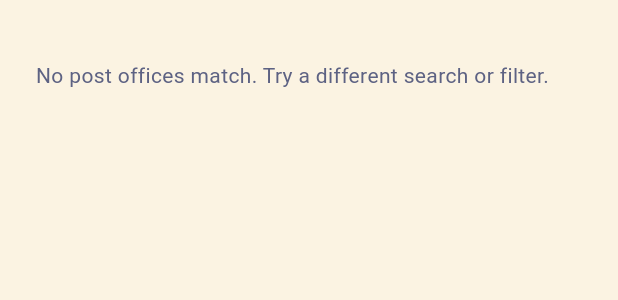
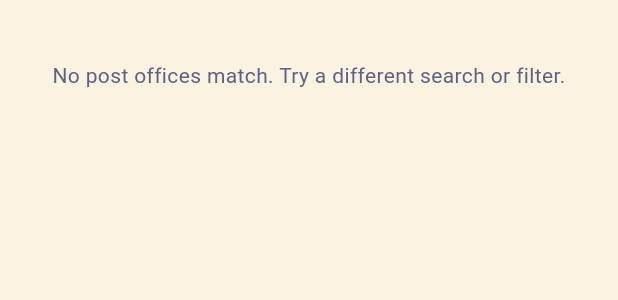
Before and after one commit to karnatakaphilatelist/karnatakaphilatelist, a Flutter app: the OfficeListView widget shown alone on an empty page, opened directly with empty values, on a phone screen of 412 x 824 dp. Shown: the top 300 px of the screen. Run offline on Flutter 3.47's test engine with Material 3 defaults, Android fonts, the phone set to English and light mode, and no system bars; our stand-ins replace flutter_local_notifications, flutter_map, geolocator, google_sign_in, image_picker, in_app_review and 4 more; missing offline and left inert: flutter_foreground_task, home_widget; accounts and stored records are empty; Roboto replaces fonts that are missing (Figtree).

Commit message:
Fix blank Explore office list + replace Flutter default app icon
The Explore screen's bottom sheet was rendering the drag handle and
then nothing: office_list.dart's ListView.separated was nested inside
a SliverToBoxAdapter/CustomScrollView, giving the inner ListView an
unbounded height (a ListView needs either shrinkWrap or a bounded
parent). That's an invalid layout, so the list silently failed to
render, leaving the white area under the handle the user saw.

Fix: drop the wrapping CustomScrollView/SliverToBoxAdapter entirely —
there's only one scrollable in that sheet, so OfficeListView now takes
the sheet's own scrollController directly and is the sheet's sole
scrollable (ListView.separated / ListView for the empty state).

Also replaced the Android + iOS launcher icons, which were still the
literal default Flutter-logo placeholders left over from `flutter
create` (the Flutter scaffold was generated once early in this
project and never had its icons swapped for the real brand — this is
not a deliberate rebrand, just an overlooked finishing step). Both
platforms now ship the same red/cream postmark icon already live on
the Capacitor app and the Play Store listing, generated at every
required size from store/graphics/app-icon-1024.png.

Co-Authored-By: Claude Sonnet 5 <noreply@anthropic.com>
Claude-Session: https://claude.ai/code/session_01NSU5CTeh2iukaLAEa4MAwB

```diff
--- a/flutter_app/lib/features/explore/explore_screen.dart
+++ b/flutter_app/lib/features/explore/explore_screen.dart
@@ -280,19 +280,13 @@ class _ExploreScreenState extends State<ExploreScreen> {
                           ),
                         ),
                         Expanded(
-                          child: CustomScrollView(
+                          child: OfficeListView(
                             controller: scrollController,
-                            slivers: [
-                              SliverToBoxAdapter(
-                                child: OfficeListView(
-                                  offices: listOffices,
-                                  selectedId: _selectedId,
-                                  onSelect: (id) => _openDetail(
-                                    listOffices.firstWhere((o) => o.id == id),
-                                  ),
-                                ),
-                              ),
-                            ],
+                            offices: listOffices,
+                            selectedId: _selectedId,
+                            onSelect: (id) => _openDetail(
+                              listOffices.firstWhere((o) => o.id == id),
+                            ),
                           ),
                         ),
                       ],
--- a/flutter_app/lib/features/explore/office_list.dart
+++ b/flutter_app/lib/features/explore/office_list.dart
@@ -9,27 +9,39 @@ class OfficeListView extends StatelessWidget {
   final List<OfficeWithStatus> offices;
   final int? selectedId;
   final ValueChanged<int> onSelect;
+  // The sheet's own DraggableScrollableSheet controller — passed straight to
+  // this list's ListView so there's exactly one scrollable in the sheet.
+  // (This used to be wrapped in an outer CustomScrollView/SliverToBoxAdapter
+  // in explore_screen.dart, which gave this inner ListView an unbounded
+  // height and crashed the sheet's layout — rendering as the blank white
+  // area below the drag handle. Single ListView, no wrapping sliver.)
+  final ScrollController? controller;
   const OfficeListView({
     super.key,
     required this.offices,
     required this.selectedId,
     required this.onSelect,
+    this.controller,
   });
 
   @override
   Widget build(BuildContext context) {
     if (offices.isEmpty) {
-      return const Padding(
-        padding: EdgeInsets.symmetric(horizontal: 24, vertical: 40),
-        child: Text(
-          'No post offices match. Try a different search or filter.',
-          textAlign: TextAlign.center,
-          style: TextStyle(color: AppColors.muted),
-        ),
+      return ListView(
+        controller: controller,
+        padding: const EdgeInsets.symmetric(horizontal: 24, vertical: 40),
+        children: const [
+          Text(
+            'No post offices match. Try a different search or filter.',
+            textAlign: TextAlign.center,
+            style: TextStyle(color: AppColors.muted),
+          ),
+        ],
       );
     }
 
     return ListView.separated(
+      controller: controller,
       padding: const EdgeInsets.fromLTRB(16, 0, 16, 16),
       itemCount: offices.length,
       separatorBuilder: (_, __) => const Divider(height: 1, color: AppColors.line),
```
Also changed, not shown: 20 other files.
